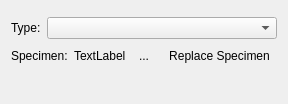
Old version of the form src/scipyen/gui/widgets/dataclasswidgets/biologicalsourcewidget.ui in the repository ctigaret/scipyen.
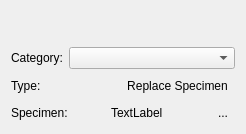
New version of the form. Icons and pictures are not drawn. Custom widgets are drawn as their Qt base class.

```diff
--- a/src/scipyen/gui/widgets/dataclasswidgets/biologicalsourcewidget.ui
+++ b/src/scipyen/gui/widgets/dataclasswidgets/biologicalsourcewidget.ui
@@ -7,7 +7,7 @@
     <x>0</x>
     <y>0</y>
     <width>246</width>
-    <height>104</height>
+    <height>134</height>
    </rect>
   </property>
   <property name="windowTitle">
@@ -29,7 +29,7 @@
      <item>
       <widget class="QLabel" name="label">
        <property name="text">
-        <string>Type:</string>
+        <string>Category:</string>
        </property>
        <property name="buddy">
         <cstring>bioSourceTypeComboBox</cstring>
@@ -49,6 +49,61 @@
     </layout>
    </item>
    <item row="2" column="0">
+    <layout class="QHBoxLayout" name="horizontalLayout_3">
+     <item>
+      <widget class="QLabel" name="label_3">
+       <property name="toolTip">
+        <string>Select Specimen Type</string>
+       </property>
+       <property name="statusTip">
+        <string>Select Specimen Type</string>
+       </property>
+       <property name="whatsThis">
+        <string>Select Specimen Type</string>
+       </property>
+       <property name="text">
+        <string>Type:</string>
+       </property>
+      </widget>
+     </item>
+     <item>
+      <spacer name="horizontalSpacer">
+       <property name="orientation">
+        <enum>Qt::Orientation::Horizontal</enum>
+       </property>
+       <property name="sizeHint" stdset="0">
+        <size>
+         <width>40</width>
+         <height>20</height>
+        </size>
+       </property>
+      </spacer>
+     </item>
+     <item>
+      <widget class="QToolButton" name="replaceSpecimenToolButton">
+       <property name="toolTip">
+        <string>Replace specimen</string>
+       </property>
+       <property name="statusTip">
+        <string>Replace specimen</string>
+       </property>
+       <property name="whatsThis">
+        <string>Replace specimen</string>
+       </property>
+       <property name="text">
+        <string>Replace Specimen</string>
+       </property>
+       <property name="icon">
+        <iconset theme="document-replace"/>
+       </property>
+       <property name="autoRaise">
+        <bool>true</bool>
+       </property>
+      </widget>
+     </item>
+    </layout>
+   </item>
+   <item row="3" column="0">
     <layout class="QHBoxLayout" name="horizontalLayout">
      <item>
       <widget class="QLabel" name="label_2">
@@ -89,43 +144,8 @@
        </property>
       </widget>
      </item>
-     <item>
-      <widget class="QToolButton" name="replaceSpecimenToolButton">
-       <property name="toolTip">
-        <string>Replace specimen</string>
-       </property>
-       <property name="statusTip">
-        <string>Replace specimen</string>
-       </property>
-       <property name="whatsThis">
-        <string>Replace specimen</string>
-       </property>
-       <property name="text">
-        <string>Replace Specimen</string>
-       </property>
-       <property name="icon">
-        <iconset theme="document-replace"/>
-       </property>
-       <property name="autoRaise">
-        <bool>true</bool>
-       </property>
-      </widget>
-     </item>
     </layout>
    </item>
-   <item row="3" column="0">
-    <spacer name="verticalSpacer">
-     <property name="orientation">
-      <enum>Qt::Orientation::Vertical</enum>
-     </property>
-     <property name="sizeHint" stdset="0">
-      <size>
-       <width>20</width>
-       <height>40</height>
-      </size>
-     </property>
-    </spacer>
-   </item>
   </layout>
  </widget>
  <customwidgets>
```
Left out of the diff: 9 changed lines with no effect on the pictures.
